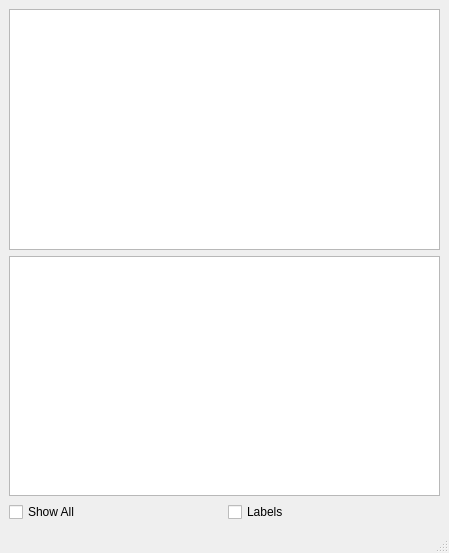
The window that GUI5_ContoursTable.ui (AnaAquiles/Calcium-waves-in-endocrine-cells-analysis) describes before a commit, drawn with Qt 5.
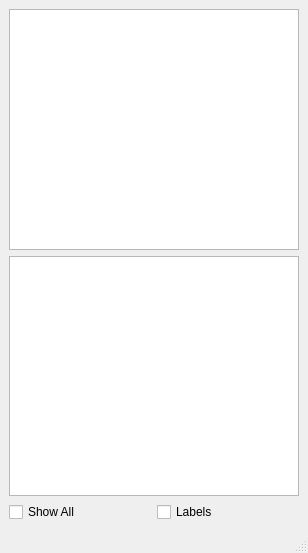
The same window after the commit.

Commit message: Tabla de ROIs en una Widget window, no auto resizing

The edit to the form file:
```diff
--- a/GUI5_ContoursTable.ui
+++ b/GUI5_ContoursTable.ui
@@ -6,7 +6,7 @@
    <rect>
     <x>0</x>
     <y>0</y>
-    <width>449</width>
+    <width>308</width>
     <height>553</height>
    </rect>
   </property>
```
Left out of the diff: 2 changed lines with no effect on the pictures. The commit also changes 3 other files.
